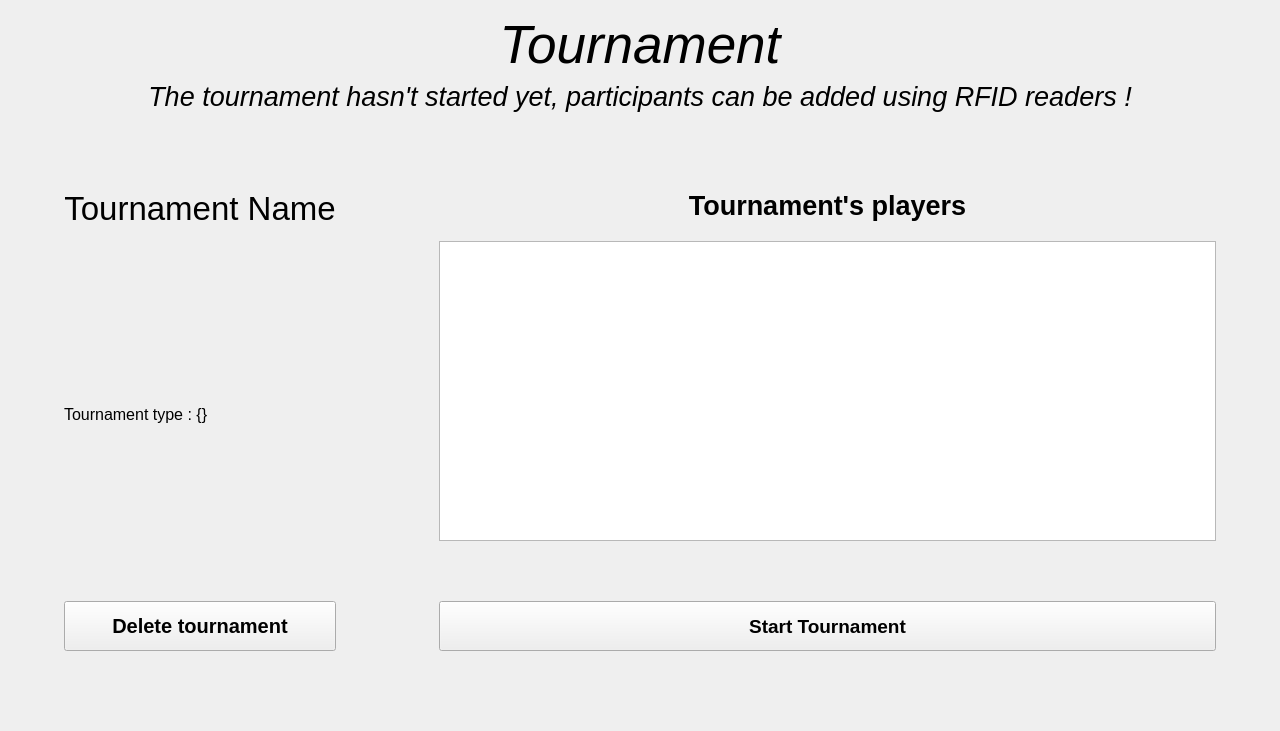
First picture: the form in babyfut_master/ui/tournamentparticipant.ui, repository eharquin/babyfut, before the edit.
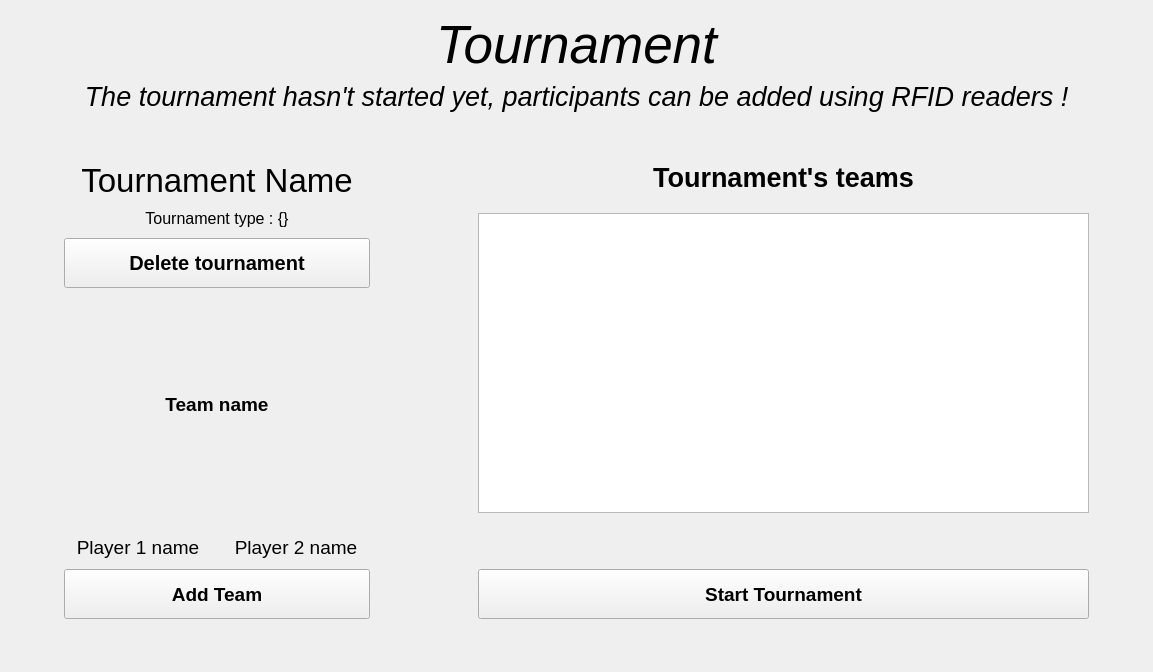
Second picture: the form after the edit. Icons and pictures are not drawn.

What changed in the file:
```diff
--- a/babyfut_master/ui/tournamentparticipant.ui
+++ b/babyfut_master/ui/tournamentparticipant.ui
@@ -6,8 +6,8 @@
    <rect>
     <x>0</x>
     <y>0</y>
-    <width>1280</width>
-    <height>731</height>
+    <width>1153</width>
+    <height>672</height>
    </rect>
   </property>
   <property name="windowTitle">
@@ -106,7 +106,7 @@
        <verstretch>0</verstretch>
       </sizepolicy>
      </property>
-     <layout class="QHBoxLayout" name="horizontalLayout" stretch="0,0,1,8,0">
+     <layout class="QHBoxLayout" name="horizontalLayout" stretch="0,3,1,6,0">
       <item>
        <spacer name="horizontalSpacer_2">
         <property name="orientation">
@@ -129,10 +129,7 @@
          <enum>QLayout::SetDefaultConstraint</enum>
         </property>
         <item>
-         <layout class="QHBoxLayout" name="horizontalLayout_3"/>
-        </item>
-        <item>
-         <widget class="QLabel" name="fname">
+         <widget class="QLabel" name="tnName">
           <property name="maximumSize">
            <size>
             <width>500</width>
@@ -157,20 +154,7 @@
          </widget>
         </item>
         <item>
-         <spacer name="verticalSpacer_5">
-          <property name="orientation">
-           <enum>Qt::Vertical</enum>
-          </property>
-          <property name="sizeHint" stdset="0">
-           <size>
-            <width>20</width>
-            <height>40</height>
-           </size>
-          </property>
-         </spacer>
-        </item>
-        <item>
-         <widget class="QLabel" name="label_2">
+         <widget class="QLabel" name="tnType">
           <property name="font">
            <font>
             <pointsize>12</pointsize>
@@ -179,21 +163,11 @@
           <property name="text">
            <string>Tournament type : {}</string>
           </property>
+          <property name="alignment">
+           <set>Qt::AlignCenter</set>
+          </property>
          </widget>
         </item>
-        <item>
-         <spacer name="verticalSpacer_4">
-          <property name="orientation">
-           <enum>Qt::Vertical</enum>
-          </property>
-          <property name="sizeHint" stdset="0">
-           <size>
-            <width>20</width>
-            <height>40</height>
-           </size>
-          </property>
-         </spacer>
-        </item>
         <item>
          <widget class="QPushButton" name="deleteAccount">
           <property name="minimumSize">
@@ -214,6 +188,135 @@
           </property>
          </widget>
         </item>
+        <item>
+         <spacer name="verticalSpacer_4">
+          <property name="orientation">
+           <enum>Qt::Vertical</enum>
+          </property>
+          <property name="sizeHint" stdset="0">
+           <size>
+            <width>20</width>
+            <height>40</height>
+           </size>
+          </property>
+         </spacer>
+        </item>
+        <item>
+         <widget class="QLabel" name="teamName">
+          <property name="font">
+           <font>
+            <pointsize>14</pointsize>
+            <weight>75</weight>
+            <bold>true</bold>
+           </font>
+          </property>
+          <property name="text">
+           <string>Team name</string>
+          </property>
+          <property name="alignment">
+           <set>Qt::AlignCenter</set>
+          </property>
+         </widget>
+        </item>
+        <item>
+         <layout class="QHBoxLayout" name="horizontalLayout_2">
+          <item>
+           <widget class="QWidget" name="photo1" native="true">
+            <property name="sizePolicy">
+             <sizepolicy hsizetype="Fixed" vsizetype="Fixed">
+              <horstretch>0</horstretch>
+              <verstretch>0</verstretch>
+             </sizepolicy>
+            </property>
+            <property name="minimumSize">
+             <size>
+              <width>100</width>
+              <height>100</height>
+             </size>
+            </property>
+            <property name="styleSheet">
+             <string notr="true">border-image: url(:/ui/img/placeholder_head.jpg);</string>
+            </property>
+           </widget>
+          </item>
+          <item>
+           <widget class="QWidget" name="photo2" native="true">
+            <property name="sizePolicy">
+             <sizepolicy hsizetype="Fixed" vsizetype="Fixed">
+              <horstretch>0</horstretch>
+              <verstretch>0</verstretch>
+             </sizepolicy>
+            </property>
+            <property name="minimumSize">
+             <size>
+              <width>100</width>
+              <height>100</height>
+             </size>
+            </property>
+            <property name="styleSheet">
+             <string notr="true">border-image: url(:/ui/img/placeholder_head.jpg);</string>
+            </property>
+           </widget>
+          </item>
+         </layout>
+        </item>
+        <item>
+         <layout class="QHBoxLayout" name="horizontalLayout_3">
+          <item>
+           <widget class="QLabel" name="fname1">
+            <property name="font">
+             <font>
+              <pointsize>14</pointsize>
+             </font>
+            </property>
+            <property name="text">
+             <string>Player 1 name</string>
+            </property>
+            <property name="alignment">
+             <set>Qt::AlignCenter</set>
+            </property>
+           </widget>
+          </item>
+          <item>
+           <widget class="QLabel" name="fname2">
+            <property name="font">
+             <font>
+              <pointsize>14</pointsize>
+             </font>
+            </property>
+            <property name="text">
+             <string>Player 2 name</string>
+            </property>
+            <property name="alignment">
+             <set>Qt::AlignCenter</set>
+            </property>
+           </widget>
+          </item>
+         </layout>
+        </item>
+        <item>
+         <widget class="QPushButton" name="btnAddTeam">
+          <property name="minimumSize">
+           <size>
+            <width>0</width>
+            <height>50</height>
+           </size>
+          </property>
+          <property name="font">
+           <font>
+            <pointsize>14</pointsize>
+            <weight>75</weight>
+            <bold>true</bold>
+           </font>
+          </property>
+          <property name="focusPolicy">
+           <enum>Qt::ClickFocus</enum>
+          </property>
+          <property name="text">
+           <string>Add Team</string>
+          </property>
+         </widget>
+        </item>
        </layout>
       </item>
       <item>
@@ -247,7 +350,7 @@
            </font>
           </property>
           <property name="text">
-           <string>Tournament's players</string>
+           <string>Tournament's teams</string>
           </property>
           <property name="alignment">
            <set>Qt::AlignCenter</set>
```
